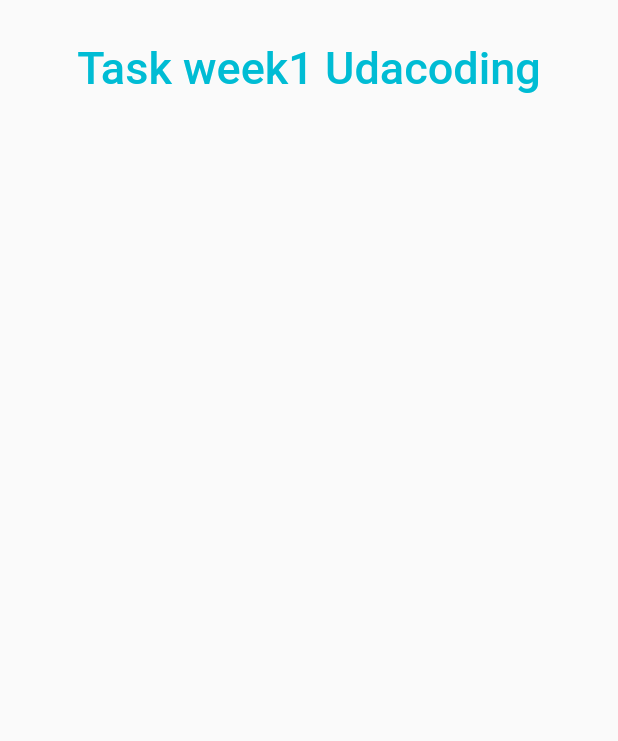
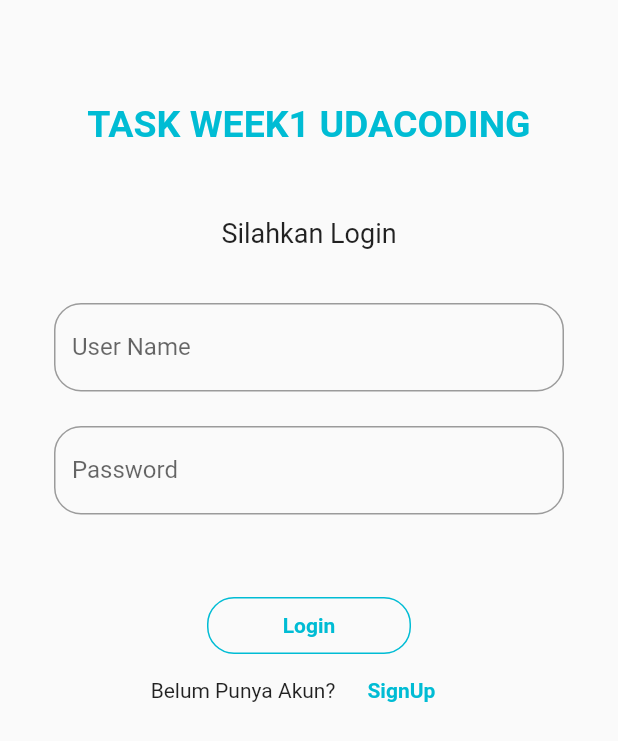
Before and after one commit to muhazam/udacoding_flutter, a Flutter app: the screen it shows after launch, on a phone screen of 412 x 824 dp. Shown: the top 741 px of the screen. Run offline on Flutter 3.47's test engine with Material 2 defaults, Android fonts, the phone set to English and light mode, and no system bars.

Commit message:
change textField, & button

```diff
--- a/task_week1/lib/main.dart
+++ b/task_week1/lib/main.dart
@@ -12,21 +12,10 @@ class MyApp extends StatelessWidget {
     return MaterialApp(
       title: 'Flutter Demo',
       theme: ThemeData(
-        // This is the theme of your application.
-        //
-        // Try running your application with "flutter run". You'll see the
-        // application has a blue toolbar. Then, without quitting the app, try
-        // changing the primarySwatch below to Colors.green and then invoke
-        // "hot reload" (press "r" in the console where you ran "flutter run",
-        // or simply save your changes to "hot reload" in a Flutter IDE).
-        // Notice that the counter didn't reset back to zero; the application
-        // is not restarted.
         primarySwatch: Colors.blue,
-        // This makes the visual density adapt to the platform that you run
-        // the app on. For desktop platforms, the controls will be smaller and
-        // closer together (more dense) than on mobile platforms.
         visualDensity: VisualDensity.adaptivePlatformDensity,
       ),
+      debugShowCheckedModeBanner: false,
       home: LoginScreen(),
     );
   }
--- a/task_week1/lib/screen/screen.dart
+++ b/task_week1/lib/screen/screen.dart
@@ -7,23 +7,110 @@ class LoginScreen extends StatefulWidget {
 }
 
 class _LoginScreenState extends State<LoginScreen> {
+  TextEditingController userNameController = TextEditingController();
+  TextEditingController passwordController = TextEditingController();
+
   @override
   Widget build(BuildContext context) {
-    return Scaffold(
+    return Container(
+      child: Scaffold(
         body: Padding(
           padding: EdgeInsets.all(18.0),
           child: ListView(
             children: [
+              SizedBox(
+                height: 40.0,
+              ),
+              Container(
+                // alignment: Alignment.center,
+                alignment: Alignment.center,
+                padding: EdgeInsets.all(10.0),
+                child: Text(
+                  "TASK WEEK1 UDACODING",
+                  style: TextStyle(
+                      color: Colors.cyan,
+                      fontWeight: FontWeight.bold,
+                      fontSize: 25.0),
+                ),
+              ),
+              SizedBox(
+                height: 20.0,
+              ),
               Container(
                 alignment: Alignment.center,
-              padding: EdgeInsets.all(10.0),
-              child: Text("Task week1 Udacoding", style: TextStyle(
-                color: Colors.cyan,
-                fontWeight: FontWeight.w500,
-                fontSize: 30.0
-              ),),
+                padding: EdgeInsets.all(18.0),
+                child: Text(
+                  "Silahkan Login",
+                  style: TextStyle(fontSize: 18.0),
+                ),
+              ),
+              Container(
+                padding: EdgeInsets.all(18.0),
+                child: TextField(
+                  controller: userNameController,
+                  decoration: InputDecoration(
+                    border: OutlineInputBorder(
+                      borderRadius: BorderRadius.circular(18.0),
+                      borderSide: BorderSide(color: Colors.cyan),
+                    ),
+                    labelText: 'User Name',
+                  ),
+                ),
+              ),
+              Container(
+                padding: EdgeInsets.fromLTRB(18, 5, 18, 0),
+                child: TextField(
+                  obscureText: true,
+                  controller: passwordController,
+                  decoration: InputDecoration(
+                    border: OutlineInputBorder(
+                      borderRadius: BorderRadius.circular(18.0),
+                      borderSide: BorderSide(color: Colors.cyan),
+                    ),
+                    labelText: 'Password',
+                  ),
+                ),
+              ),
+              FlatButton(
+                onPressed: () {},
+                textColor: Colors.cyan,
+              ),
+              Container(
+                height: 45,
+                padding: EdgeInsets.fromLTRB(120, 7, 120, 0),
+                child: FlatButton(
+                  shape: RoundedRectangleBorder(
+                      borderRadius: BorderRadius.circular(18.0),
+                      side: BorderSide(color: Colors.cyan)),
+                  onPressed: () {
+                    print(userNameController.text);
+                    print(passwordController.text);
+                  },
+                  textColor: Colors.cyan,
+                  child: Text(
+                    'Login',
+                    style: TextStyle(fontWeight: FontWeight.bold),
+                  ),
+                ),
+              ),
+              Container(
+                child: Row(
+                  mainAxisAlignment: MainAxisAlignment.center,
+                  children: [
+                    Text("Belum Punya Akun?"),
+                    FlatButton(
+                      onPressed: () {},
+                      child: Text(
+                        "SignUp",
+                        style: TextStyle(fontWeight: FontWeight.bold),
+                      ),
+                      textColor: Colors.cyan,
                     )
                   ],
+                ),
+              )
+            ],
+          ),
         ),
       ),
     );
```
Lines whose indentation alone changed are shown as unchanged.
